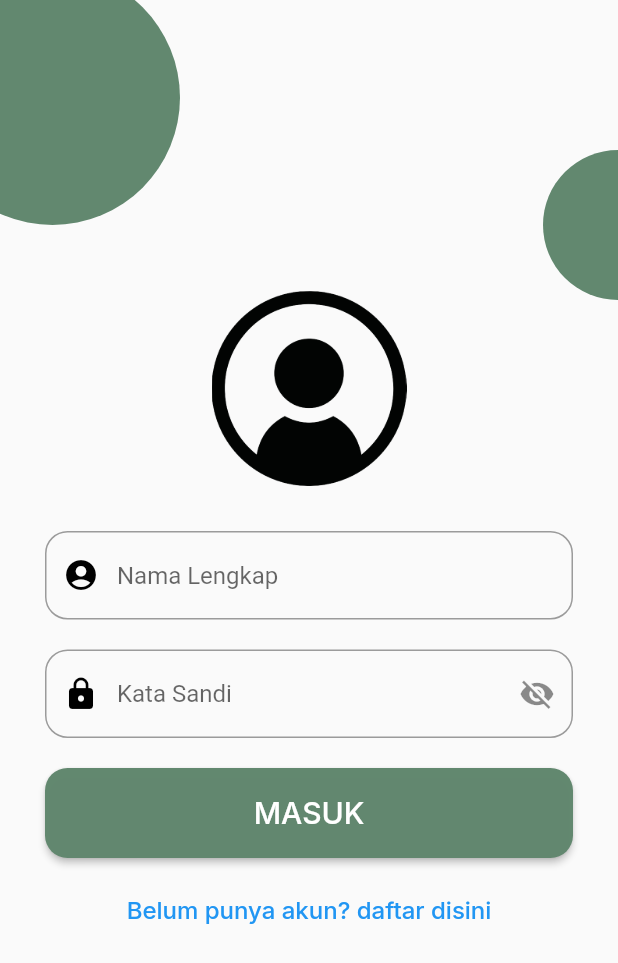
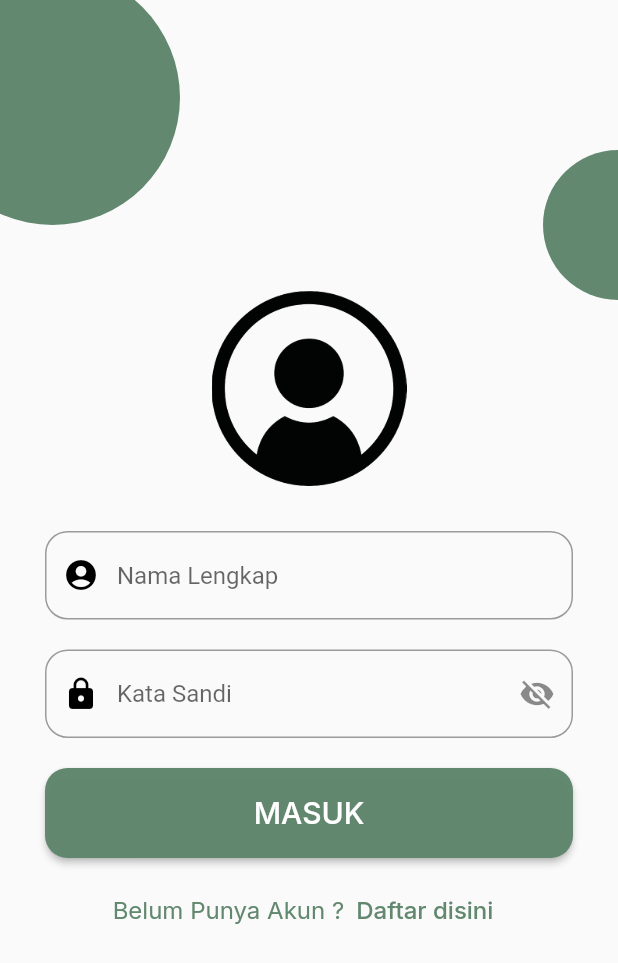
Before and after one commit to aadeeee/Proyek-mobile, a Flutter app: the MyLogin screen opened directly, on a phone screen of 412 x 824 dp. Shown: the top 963 px of the screen. Run offline on Flutter 3.47's test engine with Material 2 defaults, Android fonts, the phone set to English and light mode, and no system bars; our stand-ins replace carousel_slider, flutter_otp_text_field, google_fonts.

Commit message:
Login Update

```diff
--- a/lib/component/Account/login.dart
+++ b/lib/component/Account/login.dart
@@ -30,7 +30,7 @@ class _MyLoginState extends State<MyLogin> {
                 height: 170,
                 decoration: BoxDecoration(
                     borderRadius: BorderRadius.circular(150),
-                    color: primaryColor ),
+                    color: primaryColor),
               )),
           Positioned(
               top: 100,
@@ -139,20 +139,21 @@ class _MyLoginState extends State<MyLogin> {
                                       context,
                                       MaterialPageRoute(
                                           builder: (_) => const MyMain()));
-                                }
-                                else {
+                                } else {
                                   showDialog(
                                     context: context,
                                     builder: (BuildContext context) {
                                       return AlertDialog(
-
-                                        content: Text('Nama dan kata sandi Anda tidak sesuai atau belum terdaftar, cek kembali data Anda',style: GoogleFonts.inter()),
+                                        content: Text(
+                                            'Nama dan kata sandi Anda tidak sesuai atau belum terdaftar, cek kembali data Anda',
+                                            style: GoogleFonts.inter()),
                                         actions: [
                                           TextButton(
                                             onPressed: () {
                                               Navigator.of(context).pop();
                                             },
-                                            child: Text('OK',style: GoogleFonts.inter()),
+                                            child: Text('OK',
+                                                style: GoogleFonts.inter()),
                                           ),
                                         ],
                                       );
@@ -160,39 +161,39 @@ class _MyLoginState extends State<MyLogin> {
                                   );
                                 }
                               }
-
                             },
                             style: ElevatedButton.styleFrom(
                                 backgroundColor: primaryColor,
                                 minimumSize: const Size.fromHeight(60),
                                 shape: RoundedRectangleBorder(
                                     borderRadius: BorderRadius.circular(15))),
-                            child:  Text(
-                              "MASUK",
-                              style:GoogleFonts.inter(fontSize: 20)
+                            child: Text("MASUK",
+                                style: GoogleFonts.inter(fontSize: 20)),
                           ),
                         ),
-                        ),
-                        Align(
-                          alignment: Alignment.bottomCenter,
-                          child: TextButton(
+                        Container(
+                          margin: EdgeInsets.symmetric(horizontal: 10),
+                          child: Row(
+                            mainAxisAlignment: MainAxisAlignment.center,
+                            children: [
+                              Text("Belum Punya Akun ?",
+                                  style: GoogleFonts.inter(
+                                      color: primaryColor, fontSize: 16)),
+                              TextButton(
                                   onPressed: () {
                                     prov.usernameController.clear();
                                     prov.passwordController.clear();
                                     Navigator.pushReplacement(
                                         context,
                                         MaterialPageRoute(
-                                        builder: (_) => const MyRegister()));
+                                            builder: (_) =>
+                                                const MyRegister()));
                                   },
-                              child: Column(
-                                children: [
-                                   Text(
-                                    "Belum punya akun? daftar disini",
-                                    style:GoogleFonts.inter(fontSize: 16)
-
+                                  child: Text("Daftar disini",
+                                      style: GoogleFonts.inter(
+                                          color: primaryColor, fontSize: 16))),
+                            ],
                           ),
-                                ],
-                              )),
                         )
                       ]),
                     ),
--- a/lib/component/Produk/produk.dart
+++ b/lib/component/Produk/produk.dart
@@ -1,6 +1,5 @@
 import 'package:flutter/material.dart';
 import 'package:google_fonts/google_fonts.dart';
-import 'package:mobile/component/Produk/produkBeli.dart';
 import 'package:mobile/component/Produk/produkfab.dart';
 
 import '../../Variabel/global.dart';
@@ -48,7 +47,7 @@ class _MyProductState extends State<MyProduct>
             child: MyProductList(),
           ),
           Center(
-            child: MyProductListBeli(),
+            child: Text('dh'),
           ),
         ],
       ),
--- a/lib/component/Profil/halKeamanan/katasandi/lupaSandi.dart
+++ b/lib/component/Profil/halKeamanan/katasandi/lupaSandi.dart
@@ -1,6 +1,5 @@
 
 import 'package:flutter/material.dart';
-import 'package:flutter/src/widgets/framework.dart';
 
 import 'package:mobile/component/Profil/halKeamanan/katasandi/kodeOtpKataSandi.dart';
 
--- a/lib/component/Profil/pemeriksaKeamanan.dart
+++ b/lib/component/Profil/pemeriksaKeamanan.dart
@@ -1,8 +1,6 @@
 import 'package:flutter/material.dart';
-import 'package:mobile/component/Email/email.dart';
 import 'package:mobile/component/Profil/halKeamanan/katasandi/kataSandi.dart';
-import 'package:mobile/component/Profil/halKeamanan/nohp/noHp.dart';
-import 'package:provider/provider.dart';
+
 
 import '../../Variabel/global.dart';
 
```
Also changed, not shown: lib/component/Produk/produkBeli.dart (deleted, +0 -137 lines), lib/main.dart (+2 -6 lines), pubspec.lock. Lines whose indentation alone changed are shown as unchanged.
